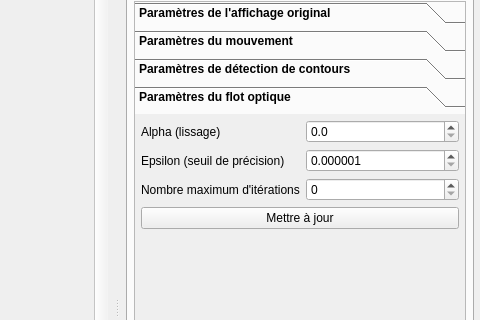
Before: the Qt Designer form ui/mainwindow.ui in akrah/TKDetection, drawn with Qt 5; both pictures show x 497 to 977 and y 114 to 434 of the 977 by 828 pixel window.
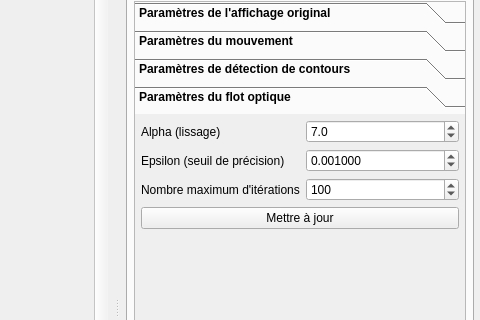
After: the same form once the commit is applied. The open tabs and pages were chosen to show the change. Custom widgets are drawn as their Qt base class.

Patch:
```diff
--- a/ui/mainwindow.ui
+++ b/ui/mainwindow.ui
@@ -915,6 +915,9 @@
                  <property name="singleStep">
                   <double>0.500000000000000</double>
                  </property>
+                 <property name="value">
+                  <double>7.000000000000000</double>
+                 </property>
                 </widget>
                </item>
                <item row="0" column="0">
@@ -950,6 +953,9 @@
                  <property name="singleStep">
                   <double>0.000010000000000</double>
                  </property>
+                 <property name="value">
+                  <double>0.001000000000000</double>
+                 </property>
                 </widget>
                </item>
                <item row="1" column="0">
@@ -979,6 +985,9 @@
                  <property name="singleStep">
                   <number>10</number>
                  </property>
+                 <property name="value">
+                  <number>100</number>
+                 </property>
                 </widget>
                </item>
                <item row="2" column="0">
```
Left out of the diff: 4 changed lines with no effect on the pictures.
